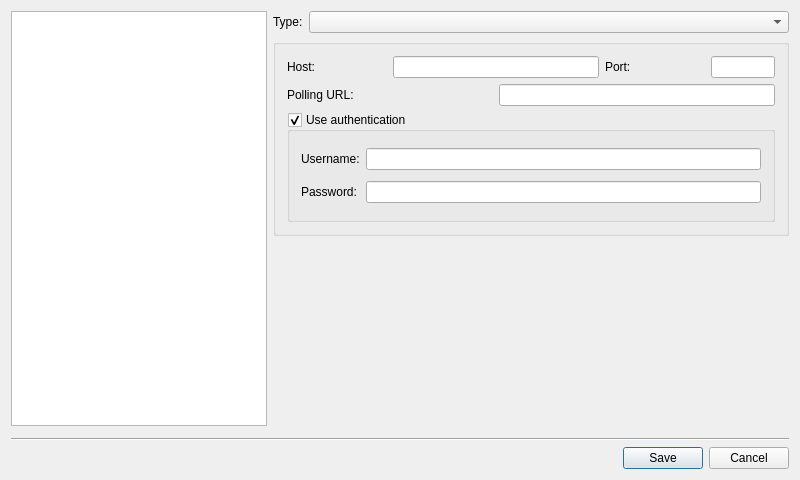
Qt form src/proxy.ui (psi-im/psi) before a commit.
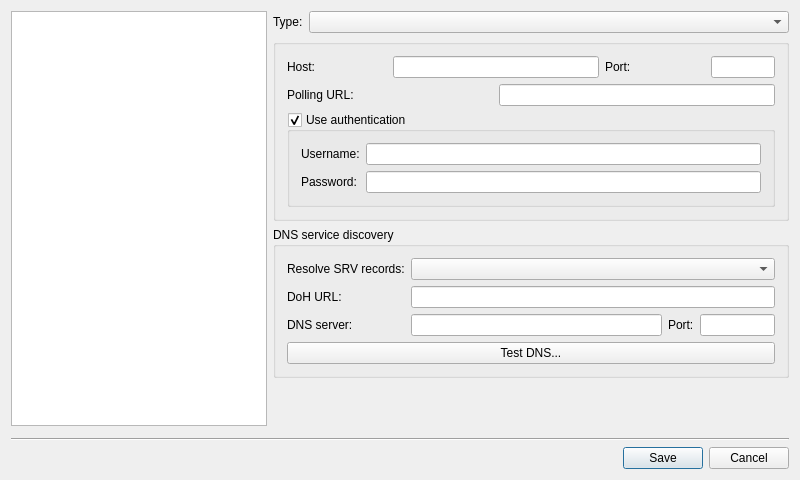
The same form after that commit. Custom widgets are drawn as their Qt base class.

Commit message: Add per-proxy SRV resolver mode, endpoint, and DNS test controls

Diff of the .ui file:
```diff
--- a/src/proxy.ui
+++ b/src/proxy.ui
@@ -169,6 +169,69 @@
        </layout>
       </widget>
      </item>
+     <item>
+      <widget class="QGroupBox" name="gr_dns">
+       <property name="title">
+        <string>DNS service discovery</string>
+       </property>
+       <layout class="QGridLayout" name="dnsGridLayout">
+        <item row="0" column="0">
+         <widget class="QLabel" name="lb_dns_mode">
+          <property name="text">
+           <string>Resolve SRV records:</string>
+          </property>
+         </widget>
+        </item>
+        <item row="0" column="1" colspan="3">
+         <widget class="QComboBox" name="cb_dns_mode"/>
+        </item>
+        <item row="1" column="0">
+         <widget class="QLabel" name="lb_doh_url">
+          <property name="text">
+           <string>DoH URL:</string>
+          </property>
+         </widget>
+        </item>
+        <item row="1" column="1" colspan="3">
+         <widget class="QLineEdit" name="le_doh_url"/>
+        </item>
+        <item row="2" column="0">
+         <widget class="QLabel" name="lb_dns_host">
+          <property name="text">
+           <string>DNS server:</string>
+          </property>
+         </widget>
+        </item>
+        <item row="2" column="1">
+         <widget class="QLineEdit" name="le_dns_host"/>
+        </item>
+        <item row="2" column="2">
+         <widget class="QLabel" name="lb_dns_port">
+          <property name="text">
+           <string>Port:</string>
+          </property>
+         </widget>
+        </item>
+        <item row="2" column="3">
+         <widget class="QLineEdit" name="le_dns_port">
+          <property name="maximumSize">
+           <size>
+            <width>75</width>
+            <height>16777215</height>
+           </size>
+          </property>
+         </widget>
+        </item>
+        <item row="3" column="0" colspan="4">
+         <widget class="QPushButton" name="pb_test_dns">
+          <property name="text">
+           <string>Test DNS...</string>
+          </property>
+         </widget>
+        </item>
+       </layout>
+      </widget>
+     </item>
      <item>
       <spacer name="verticalSpacer">
        <property name="orientation">
```
